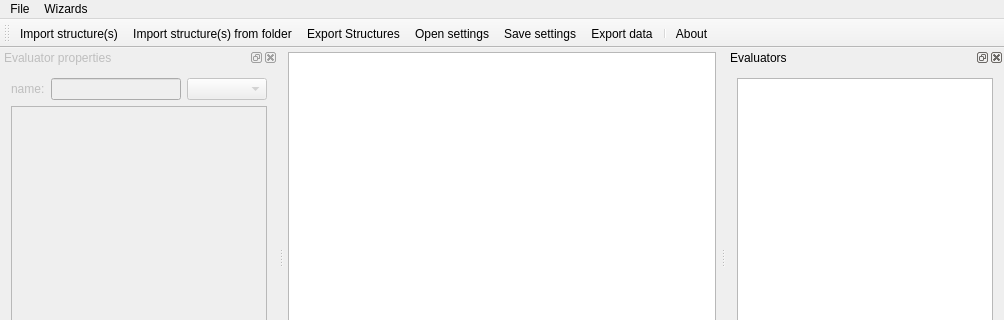
This is gui/mainwindow.ui in Fluorescence-Tools/Olga as Qt 5 draws it before an edit; both pictures show x 0 to 1004 and y 0 to 320 of the 1004 by 713 pixel window. The edited form follows.
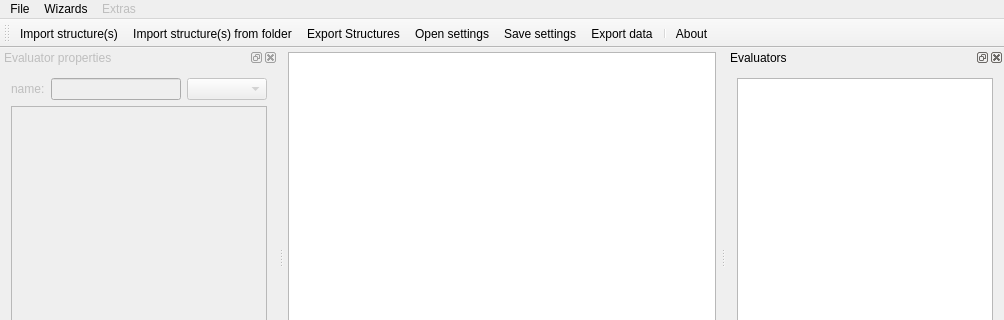
This is the edited form. Icons and pictures are not drawn.

Commit message: Add Extras menu.

Patch:
```diff
--- a/gui/mainwindow.ui
+++ b/gui/mainwindow.ui
@@ -297,8 +297,17 @@
     <addaction name="actionAddEfficiencyBatch"/>
     <addaction name="actionGetInformativePairs"/>
    </widget>
+   <widget class="QMenu" name="menuExtras">
+    <property name="enabled">
+     <bool>false</bool>
+    </property>
+    <property name="title">
+     <string>Extras</string>
+    </property>
+   </widget>
    <addaction name="menuFile"/>
    <addaction name="menuWizards"/>
+   <addaction name="menuExtras"/>
   </widget>
   <widget class="QDockWidget" name="infologDockWidget">
    <property name="windowTitle">
```
The commit also changes 1 other file.
